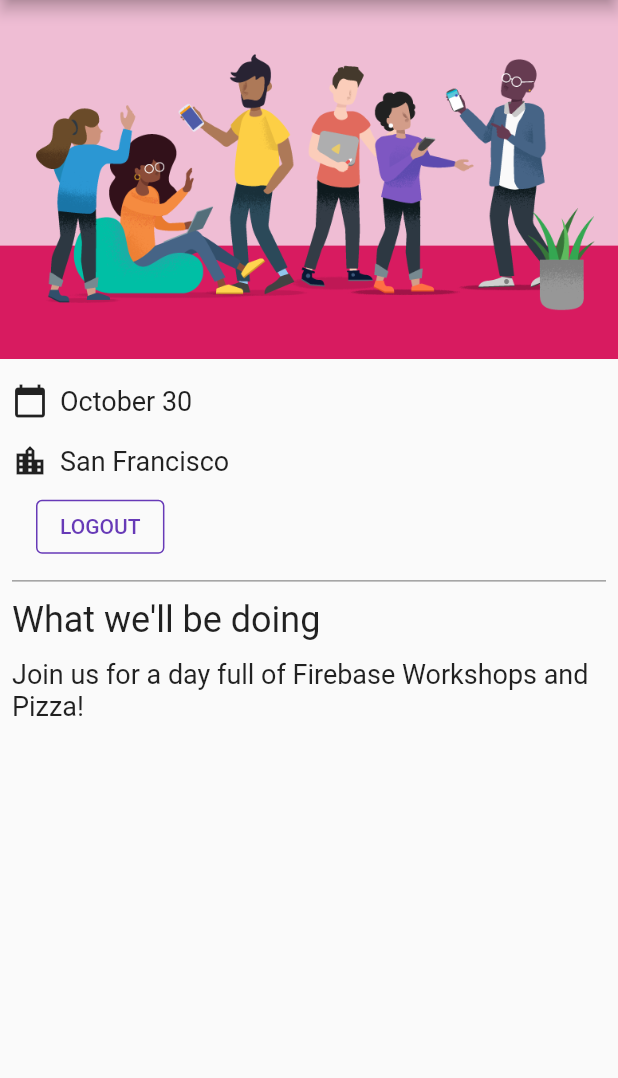
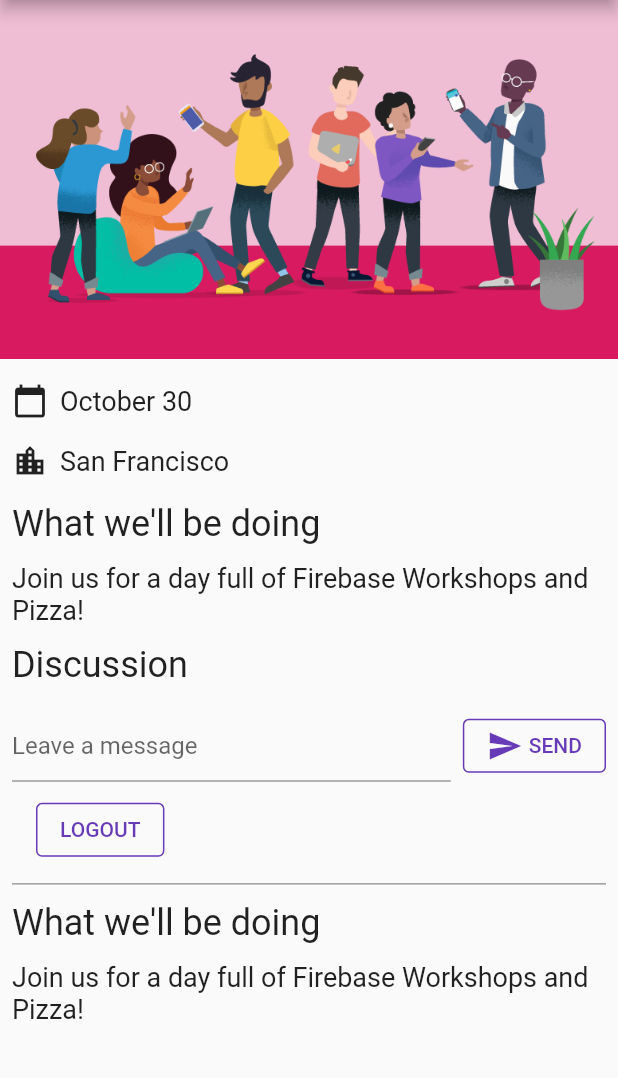
Before and after one commit to Dimassulthoni/firebase2, a Flutter app: the screen it shows once a user with an empty profile is signed in, on a phone screen of 412 x 824 dp, the part 84-1162 px from its top. Run offline on Flutter 3.47's test engine with Material 2 defaults, Android fonts, the phone set to English and light mode, and no system bars; our stand-ins replace cloud_firestore, firebase_auth, firebase_core, google_fonts; missing offline and left inert: cloud_firestore_web, firebase_auth_web, firebase_core_web; accounts and stored records are empty.

Commit message:
guest book

```diff
--- a/lib/main.dart
+++ b/lib/main.dart
@@ -11,6 +11,10 @@ import 'package:provider/provider.dart'; // new
 import 'firebase_options.dart'; // new
 import 'src/authentication.dart'; // new
 import 'src/widgets.dart';
+
+import 'dart:async'; // new
+
+import 'package:cloud_firestore/cloud_firestore.dart';
 
 void main() {
   runApp(
@@ -58,6 +62,13 @@ class HomePage extends StatelessWidget {
           const SizedBox(height: 8),
           const IconAndDetail(Icons.calendar_today, 'October 30'),
           const IconAndDetail(Icons.location_city, 'San Francisco'),
+          const Header("What we'll be doing"),
+          const Paragraph(
+            'Join us for a day full of Firebase Workshops and Pizza!',
+          ),
+// Add the following two lines.
+          const Header('Discussion'),
+          GuestBook(addMessage: (message) => print(message)),
           // Add from here
           Consumer<ApplicationState>(
             builder: (context, appState, _) => Authentication(
@@ -177,3 +188,60 @@ class ApplicationState extends ChangeNotifier {
     FirebaseAuth.instance.signOut();
   }
 }
+
+class GuestBook extends StatefulWidget {
+  const GuestBook({required this.addMessage});
+  final FutureOr<void> Function(String message) addMessage;
+
+  @override
+  _GuestBookState createState() => _GuestBookState();
+}
+
+class _GuestBookState extends State<GuestBook> {
+  final _formKey = GlobalKey<FormState>(debugLabel: '_GuestBookState');
+  final _controller = TextEditingController();
+
+  @override
+  Widget build(BuildContext context) {
+    return Padding(
+      padding: const EdgeInsets.all(8.0),
+      child: Form(
+        key: _formKey,
+        child: Row(
+          children: [
+            Expanded(
+              child: TextFormField(
+                controller: _controller,
+                decoration: const InputDecoration(
+                  hintText: 'Leave a message',
+                ),
+                validator: (value) {
+                  if (value == null || value.isEmpty) {
+                    return 'Enter your message to continue';
+                  }
+                  return null;
+                },
+              ),
+            ),
+            const SizedBox(width: 8),
+            StyledButton(
+              onPressed: () async {
+                if (_formKey.currentState!.validate()) {
+                  await widget.addMessage(_controller.text);
+                  _controller.clear();
+                }
+              },
+              child: Row(
+                children: const [
+                  Icon(Icons.send),
+                  SizedBox(width: 4),
+                  Text('SEND'),
+                ],
+              ),
+            ),
+          ],
+        ),
+      ),
+    );
+  }
+}
```
Also changed, not shown: images/fb1.png (renamed from lib/images/fb1.png).
